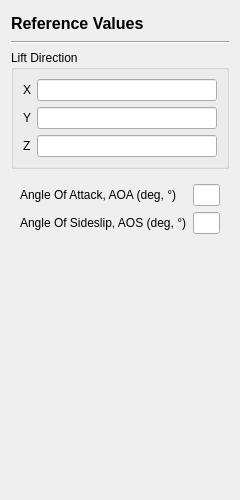
Above: view/setup/reference_values/reference_values_page.ui from nextfoam/baram before the change. Below: the same form after it.
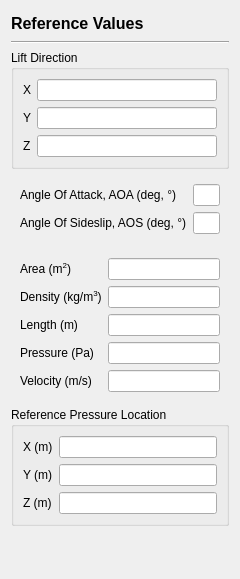
That is the form after the change.

Commit message: Issue #142 Cell Zones Conditions의 Operating Conditions 다이얼로그 내용을 General과 Reference Values 페이지로 이동

```diff
--- a/view/setup/reference_values/reference_values_page.ui
+++ b/view/setup/reference_values/reference_values_page.ui
@@ -7,7 +7,7 @@
     <x>0</x>
     <y>0</y>
     <width>240</width>
-    <height>500</height>
+    <height>579</height>
    </rect>
   </property>
   <property name="windowTitle">
@@ -108,6 +108,157 @@
      </layout>
     </widget>
    </item>
+   <item>
+    <widget class="QWidget" name="widget_2" native="true">
+     <layout class="QFormLayout" name="formLayout_3">
+      <item row="0" column="0">
+       <widget class="QLabel" name="label">
+        <property name="text">
+         <string>Area (m&lt;sup&gt;2&lt;/sup&gt;)</string>
+        </property>
+       </widget>
+      </item>
+      <item row="0" column="1">
+       <widget class="QLineEdit" name="area">
+        <property name="enabled">
+         <bool>true</bool>
+        </property>
+        <property name="text">
+         <string/>
+        </property>
+       </widget>
+      </item>
+      <item row="1" column="0">
+       <widget class="QLabel" name="label_7">
+        <property name="text">
+         <string>Density (kg/m&lt;sup&gt;3&lt;/sup&gt;)</string>
+        </property>
+       </widget>
+      </item>
+      <item row="1" column="1">
+       <widget class="QLineEdit" name="density">
+        <property name="enabled">
+         <bool>true</bool>
+        </property>
+        <property name="text">
+         <string/>
+        </property>
+       </widget>
+      </item>
+      <item row="2" column="0">
+       <widget class="QLabel" name="label_8">
+        <property name="text">
+         <string>Length (m)</string>
+        </property>
+       </widget>
+      </item>
+      <item row="2" column="1">
+       <widget class="QLineEdit" name="length">
+        <property name="enabled">
+         <bool>true</bool>
+        </property>
+        <property name="text">
+         <string/>
+        </property>
+       </widget>
+      </item>
+      <item row="3" column="0">
+       <widget class="QLabel" name="label_9">
+        <property name="text">
+         <string>Pressure (Pa)</string>
+        </property>
+       </widget>
+      </item>
+      <item row="3" column="1">
+       <widget class="QLineEdit" name="pressure">
+        <property name="enabled">
+         <bool>true</bool>
+        </property>
+        <property name="text">
+         <string/>
+        </property>
+       </widget>
+      </item>
+      <item row="4" column="0">
+       <widget class="QLabel" name="label_10">
+        <property name="text">
+         <string>Velocity (m/s)</string>
+        </property>
+       </widget>
+      </item>
+      <item row="4" column="1">
+       <widget class="QLineEdit" name="velocity">
+        <property name="enabled">
+         <bool>true</bool>
+        </property>
+        <property name="text">
+         <string/>
+        </property>
+       </widget>
+      </item>
+     </layout>
+    </widget>
+   </item>
+   <item>
+    <widget class="QGroupBox" name="groupBox_2">
+     <property name="title">
+      <string>Reference Pressure Location</string>
+     </property>
+     <layout class="QFormLayout" name="formLayout_4">
+      <item row="0" column="0">
+       <widget class="QLabel" name="label_11">
+        <property name="text">
+         <string>X (m)</string>
+        </property>
+       </widget>
+      </item>
+      <item row="0" column="1">
+       <widget class="QLineEdit" name="referencePressureLocationX">
+        <property name="enabled">
+         <bool>true</bool>
+        </property>
+        <property name="text">
+         <string/>
+        </property>
+       </widget>
+      </item>
+      <item row="1" column="0">
+       <widget class="QLabel" name="label_12">
+        <property name="text">
+         <string>Y (m)</string>
+        </property>
+       </widget>
+      </item>
+      <item row="1" column="1">
+       <widget class="QLineEdit" name="referencePressureLocationY">
+        <property name="enabled">
+         <bool>true</bool>
+        </property>
+        <property name="text">
+         <string/>
+        </property>
+       </widget>
+      </item>
+      <item row="2" column="0">
+       <widget class="QLabel" name="label_13">
+        <property name="text">
+         <string>Z (m)</string>
+        </property>
+       </widget>
+      </item>
+      <item row="2" column="1">
+       <widget class="QLineEdit" name="referencePressureLocationZ">
+        <property name="enabled">
+         <bool>true</bool>
+        </property>
+        <property name="text">
+         <string/>
+        </property>
+       </widget>
+      </item>
+     </layout>
+    </widget>
+   </item>
    <item>
     <spacer name="verticalSpacer">
      <property name="orientation">
```
The commit also changes 5 other files.
